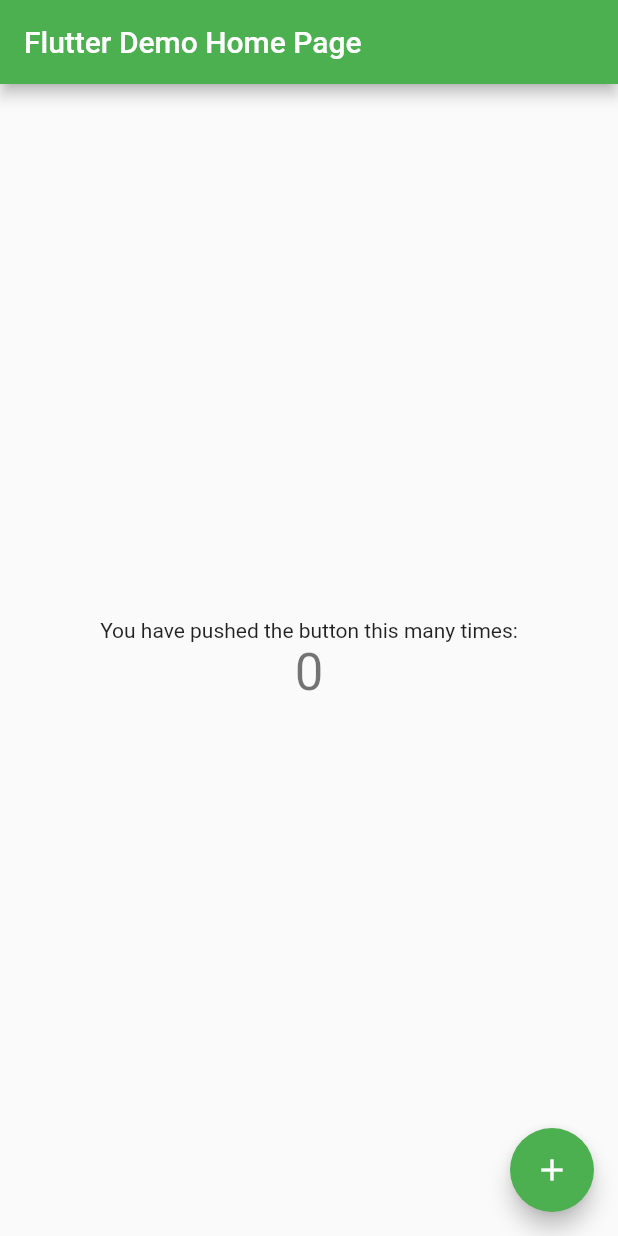
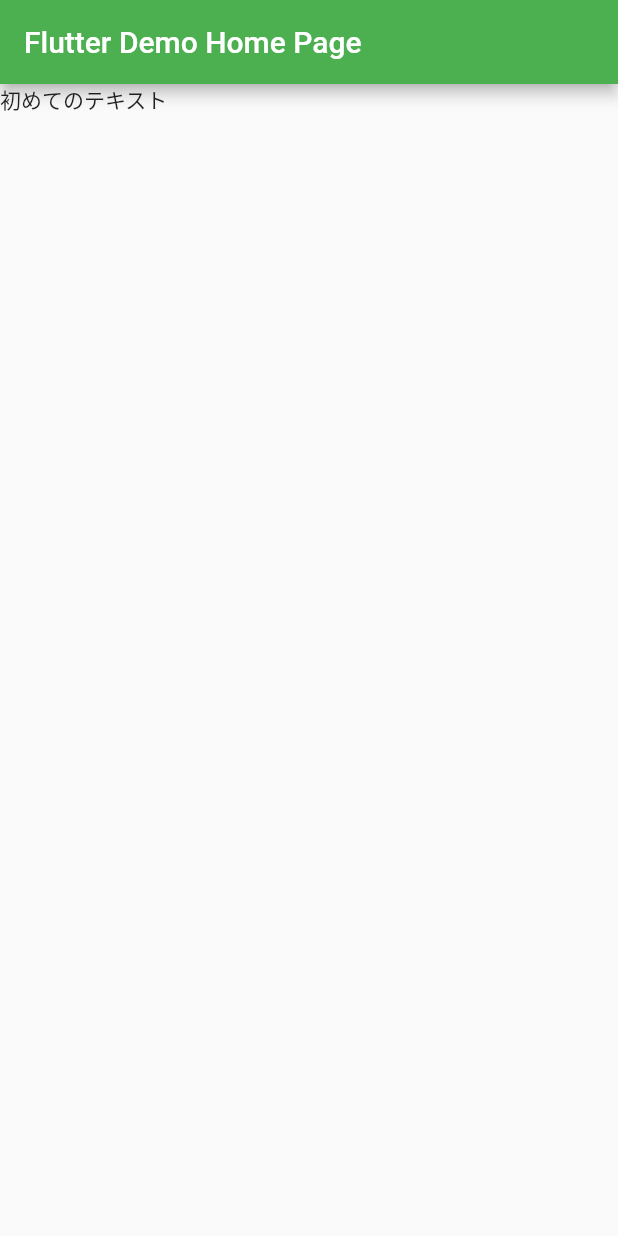
Before and after one commit to sora44023/flutter-first-project, a Flutter app: the screen it shows after launch, on a phone screen of 412 x 824 dp. Run offline on Flutter 3.47's test engine with Material 2 defaults, Android fonts, the phone set to English and light mode, and no system bars.

Commit message:
disable floatingActionButton

```diff
--- a/lib/main.dart
+++ b/lib/main.dart
@@ -75,41 +75,7 @@ class _MyHomePageState extends State<MyHomePage> {
         // the App.build method, and use it to set our appbar title.
         title: Text(widget.title),
       ),
-      body: Center(
-        // Center is a layout widget. It takes a single child and positions it
-        // in the middle of the parent.
-        child: Column(
-          // Column is also a layout widget. It takes a list of children and
-          // arranges them vertically. By default, it sizes itself to fit its
-          // children horizontally, and tries to be as tall as its parent.
-          //
-          // Invoke "debug painting" (press "p" in the console, choose the
-          // "Toggle Debug Paint" action from the Flutter Inspector in Android
-          // Studio, or the "Toggle Debug Paint" command in Visual Studio Code)
-          // to see the wireframe for each widget.
-          //
-          // Column has various properties to control how it sizes itself and
-          // how it positions its children. Here we use mainAxisAlignment to
-          // center the children vertically; the main axis here is the vertical
-          // axis because Columns are vertical (the cross axis would be
-          // horizontal).
-          mainAxisAlignment: MainAxisAlignment.center,
-          children: <Widget>[
-            const Text(
-              'You have pushed the button this many times:',
-            ),
-            Text(
-              '$_counter',
-              style: Theme.of(context).textTheme.headline4,
-            ),
-          ],
-        ),
-      ),
-      floatingActionButton: FloatingActionButton(
-        onPressed: _incrementCounter,
-        tooltip: 'Increment',
-        child: const Icon(Icons.add),
-      ), // This trailing comma makes auto-formatting nicer for build methods.
+      body: Text("初めてのテキスト"),
     );
   }
 }
```
